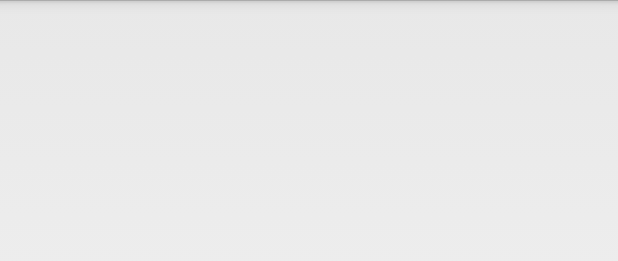
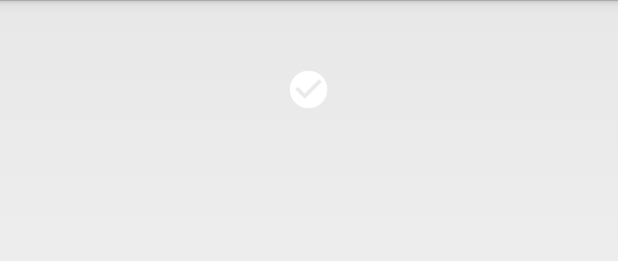
Before and after one commit to sonlv-enguys/ImageCloud, an Android app: the layout image_item.xml on its own in the app's theme, with its tools: preview values and no code run, on a phone screen of 412 x 824 dp. Shown: the top 261 px of the screen. Run offline under Robolectric (Android 15) with nearby library versions, the phone set to English and light mode, and no system bars.

Commit message:
add notification

```diff
--- a/app/src/main/java/com/startup/imagecloud/Helper.java
+++ b/app/src/main/java/com/startup/imagecloud/Helper.java
@@ -54,16 +54,13 @@ public class Helper {
     static DisplayImageOptions imageOptions = null;
 
     public static DisplayImageOptions getDisplayImageOptions() {
-        if (imageOptions == null) {
-            imageOptions = new DisplayImageOptions.Builder()
+        return new DisplayImageOptions.Builder()
                     .showImageOnLoading(R.drawable.ic_stub)
                     .showImageForEmptyUri(R.drawable.ic_stub)
                     .showImageOnFail(R.drawable.ic_warning).cacheInMemory(true)
                     .cacheOnDisk(true).considerExifParams(true)
                     .cacheOnDisc(true).bitmapConfig(Bitmap.Config.RGB_565)
                     .build();
-        }
-        return imageOptions;
 
     }
 }
--- a/app/src/main/res/drawable/border_bg.xml
+++ b/app/src/main/res/drawable/border_bg.xml
@@ -1,7 +1,7 @@
 <?xml version="1.0" encoding="UTF-8"?>
 <shape xmlns:android="http://schemas.android.com/apk/res/android" >
 
-    <solid android:color="@color/bg" />
+    <solid android:color="@color/light_gray" />
     <stroke
         android:width="@dimen/boder_width"
         android:color="@color/gray" />
--- a/app/src/main/res/layout/image_item.xml
+++ b/app/src/main/res/layout/image_item.xml
@@ -1,12 +1,19 @@
 <?xml version="1.0" encoding="utf-8"?>
-<FrameLayout xmlns:android="http://schemas.android.com/apk/res/android"
+<RelativeLayout xmlns:android="http://schemas.android.com/apk/res/android"
     android:layout_width="match_parent"
-    android:layout_height="wrap_content">
+    android:layout_height="@dimen/library_item_height">
 
     <ImageView
         android:id="@+id/image"
         android:layout_width="match_parent"
         android:layout_height="@dimen/library_item_height"
         android:scaleType="centerCrop" />
+    <ImageView
+        android:id="@+id/image_status"
+        android:layout_width="@dimen/library_item_status_width"
+        android:layout_height="@dimen/library_item_status_width"
+        android:layout_centerInParent="true"
+        android:src="@drawable/ic_check_white"
+        android:scaleType="fitXY" />
 
-</FrameLayout>
+</RelativeLayout>
--- a/app/src/main/res/values/dimens.xml
+++ b/app/src/main/res/values/dimens.xml
@@ -23,4 +23,5 @@
   //library
   <dimen name="library_item_height">120dp</dimen>
   <dimen name="library_item_width">70dp</dimen>
+  <dimen name="library_item_status_width">30dp</dimen>
 </resources>
```
Also changed, not shown: app/src/main/java/com/startup/imagecloud/MainActivity.java (+16 -1 lines), app/src/main/java/com/startup/imagecloud/adapter/ImageLibraryAdapter.java (+21 -5 lines), app/src/main/res/layout/fragment_caprute.xml (+0 -15 lines), app/src/main/res/layout/home_view.xml (+21 -2 lines), app/src/main/res/drawable/ic_check_white.png (added).
